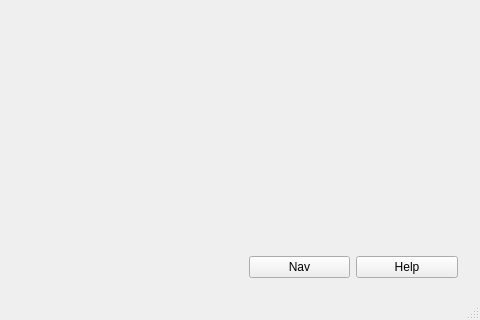
The window that mainwindow.ui (aurora0543/RobotGUI) describes before a commit, drawn with Qt 5; both pictures show x 544 to 1024 and y 448 to 768 of the 1024 by 768 pixel window.
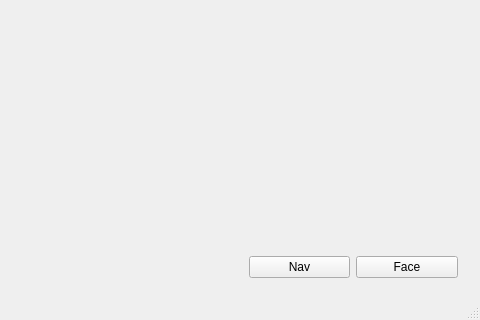
The same window after the commit. The open tabs and pages were chosen to show the change. Custom widgets are drawn as their Qt base class.

Diff of the .ui file:
```diff
--- a/mainwindow.ui
+++ b/mainwindow.ui
@@ -235,7 +235,7 @@
           <item row="6" column="7">
            <widget class="QPushButton" name="pushButton_help">
             <property name="text">
-             <string>Help</string>
+             <string>Face</string>
             </property>
            </widget>
           </item>
```
Left out of the diff: 4 changed lines with no effect on the pictures.
